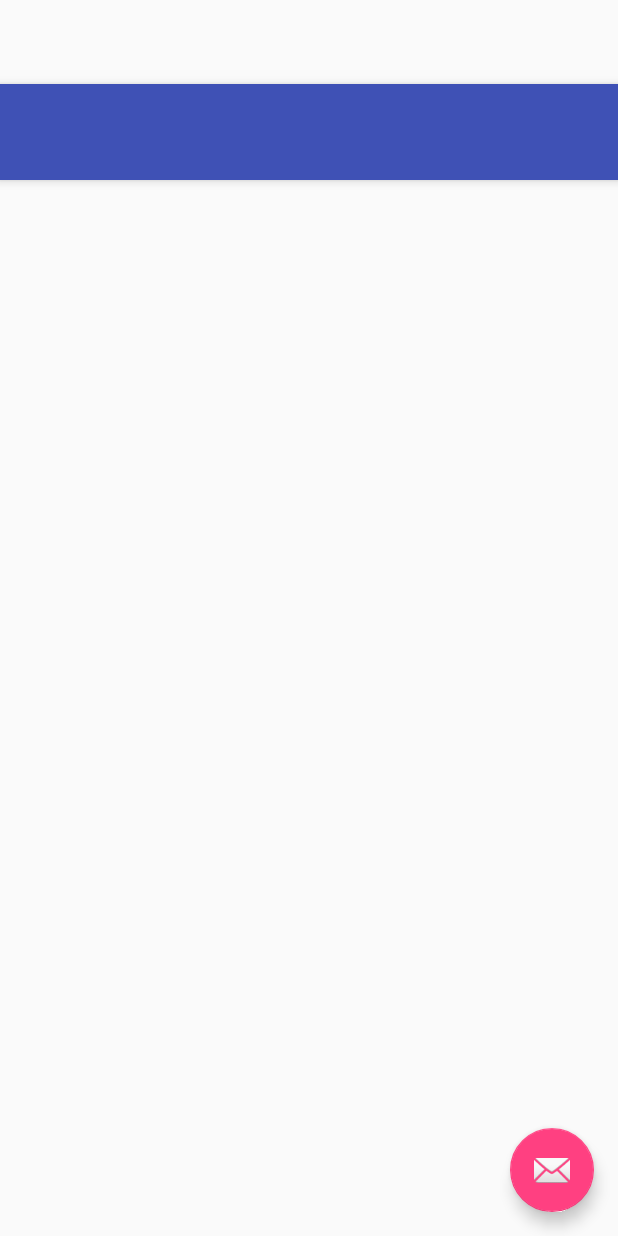
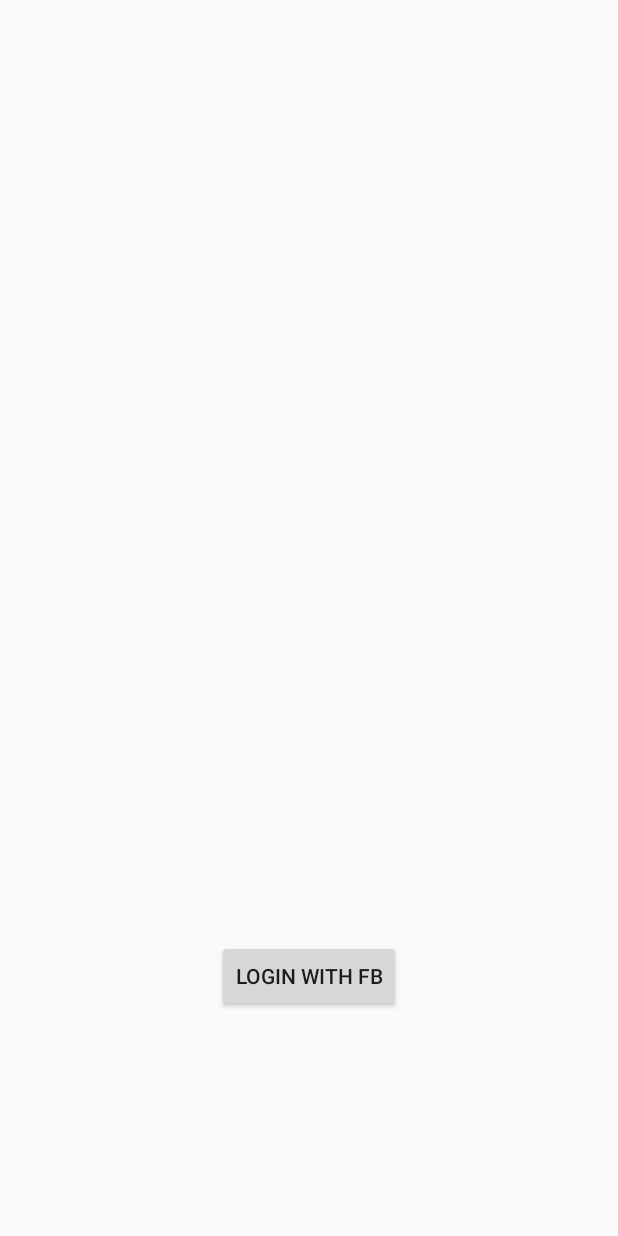
Before and after one commit to SmileDrug/Fly-Events, an Android app: the layout activity_main.xml on its own in the app's theme, with its tools: preview values and no code run, on a phone screen of 412 x 824 dp. Run offline under Robolectric (Android 15) with nearby library versions, the phone set to English and light mode, and no system bars.

Commit message:
activity main changed by sarang

```diff
--- a/app/src/main/res/layout/activity_main.xml
+++ b/app/src/main/res/layout/activity_main.xml
@@ -1,45 +1,19 @@
 <?xml version="1.0" encoding="utf-8"?>
-<android.support.design.widget.CoordinatorLayout
-    xmlns:android="http://schemas.android.com/apk/res/android"
-    xmlns:tools="http://schemas.android.com/tools"
-    xmlns:app="http://schemas.android.com/apk/res-auto"
-    android:id="@+id/main_content"
-    android:layout_width="match_parent"
-    android:layout_height="match_parent"
-    android:fitsSystemWindows="true"
-    tools:context=".MainActivity">
+<RelativeLayout xmlns:android="http://schemas.android.com/apk/res/android"
+    xmlns:tools="http://schemas.android.com/tools" android:layout_width="match_parent"
+    android:layout_height="match_parent" android:paddingLeft="@dimen/activity_horizontal_margin"
+    android:paddingRight="@dimen/activity_horizontal_margin"
+    android:paddingTop="@dimen/activity_vertical_margin"
+    android:paddingBottom="@dimen/activity_vertical_margin" tools:context=".MainActivity">
 
-    <android.support.design.widget.AppBarLayout
-        android:id="@+id/appbar"
-        android:layout_width="match_parent"
-        android:layout_height="wrap_content"
-        android:paddingTop="@dimen/appbar_padding_top"
-        android:theme="@style/AppTheme.AppBarOverlay">
 
-        <android.support.v7.widget.Toolbar
-            android:id="@+id/toolbar"
-            android:layout_width="match_parent"
-            android:layout_height="?attr/actionBarSize"
-            android:background="?attr/colorPrimary"
-            app:popupTheme="@style/AppTheme.PopupOverlay"
-            app:layout_scrollFlags="scroll|enterAlways">
-
-        </android.support.v7.widget.Toolbar>
-
-    </android.support.design.widget.AppBarLayout>
-
-    <android.support.v4.view.ViewPager
-        android:id="@+id/container"
-        android:layout_width="match_parent"
-        android:layout_height="match_parent"
-        app:layout_behavior="@string/appbar_scrolling_view_behavior"/>
-
-    <android.support.design.widget.FloatingActionButton
-        android:id="@+id/fab"
+    <Button
         android:layout_width="wrap_content"
         android:layout_height="wrap_content"
-        android:layout_gravity="end|bottom"
-        android:layout_margin="@dimen/fab_margin"
-        android:src="@android:drawable/ic_dialog_email"/>
-
-</android.support.design.widget.CoordinatorLayout>
+        android:text="Login with fb"
+        android:id="@+id/button"
+        android:onClick="fb"
+        android:layout_alignParentBottom="true"
+        android:layout_centerHorizontal="true"
+        android:layout_marginBottom="133dp" />
+</RelativeLayout>
```
